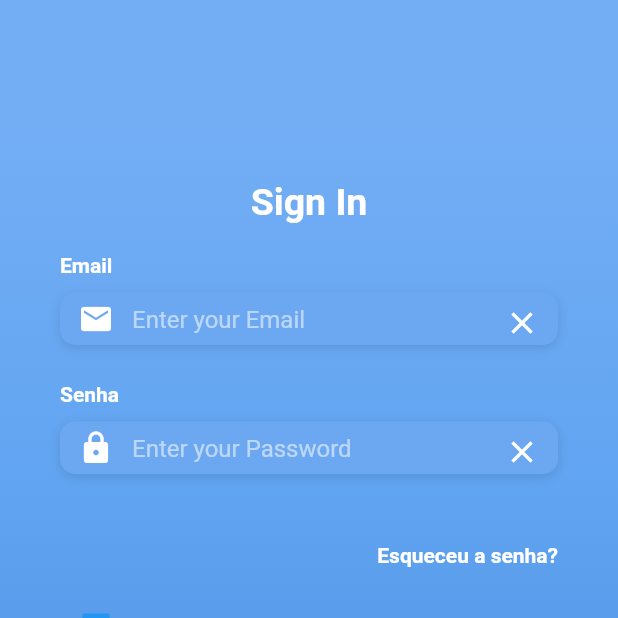
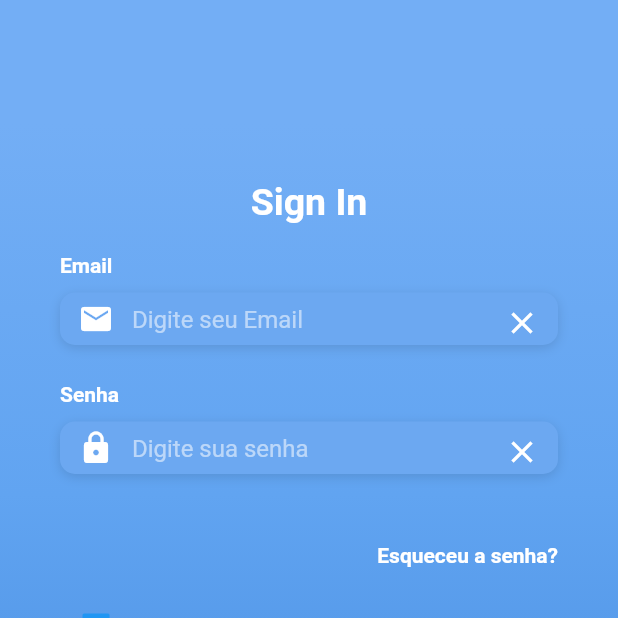
Before and after one commit to silv4b/login-screen, a Flutter app: the screen it shows after launch, on a phone screen of 412 x 824 dp, the top half of it. Run offline on Flutter 3.47's test engine with Material 2 defaults, Android fonts, the phone set to English and light mode, and no system bars; Roboto replaces fonts that are missing (OpenSans, Opensans).

Commit message:
mudando texto para pt-br

```diff
--- a/lib/screens/login_screen.dart
+++ b/lib/screens/login_screen.dart
@@ -52,7 +52,7 @@ class _LoginScreenState extends State<LoginScreen> {
                 Icons.email,
                 color: Colors.white,
               ),
-              hintText: 'Enter your Email',
+              hintText: 'Digite seu Email',
               hintStyle: kHintTextStyle,
               suffixIcon: IconButton(
                 //onPressed: () => _controllerEmail.clear(),
@@ -92,7 +92,7 @@ class _LoginScreenState extends State<LoginScreen> {
                 Icons.lock,
                 color: Colors.white,
               ),
-              hintText: 'Enter your Password',
+              hintText: 'Digite sua senha',
               hintStyle: kHintTextStyle,
               suffixIcon: IconButton(
                 //onPressed: () => _controllerPass.clear(),
@@ -218,16 +218,16 @@ class _LoginScreenState extends State<LoginScreen> {
                       fontWeight: FontWeight.bold,
                     ),
                   ),
-                  //! LABEL DE COLOCAR EMAIL
+                  // LABEL DE COLOCAR EMAIL
                   SizedBox(height: 20.0),
                   _labelEmail(),
-                  //! LABEL DE COLOCAR EMAIL
+                  // LABEL DE COLOCAR EMAIL
                   SizedBox(height: 25.0),
                   _labelSenha(),
-                  //! TEXTO DE ESQUECEU SENHA
+                  // TEXTO DE ESQUECEU SENHA
                   SizedBox(height: 30.0),
                   _textoEsqueceuSenha(),
-                  //! CAIXINHA DE MARCAR 'LEMBRA DE MIM'
+                  // CAIXINHA DE MARCAR 'LEMBRA DE MIM'
                   _caixaDeSelecaoLembrarLembrar(),
                   _botaoLogin(),
                 ],
```
